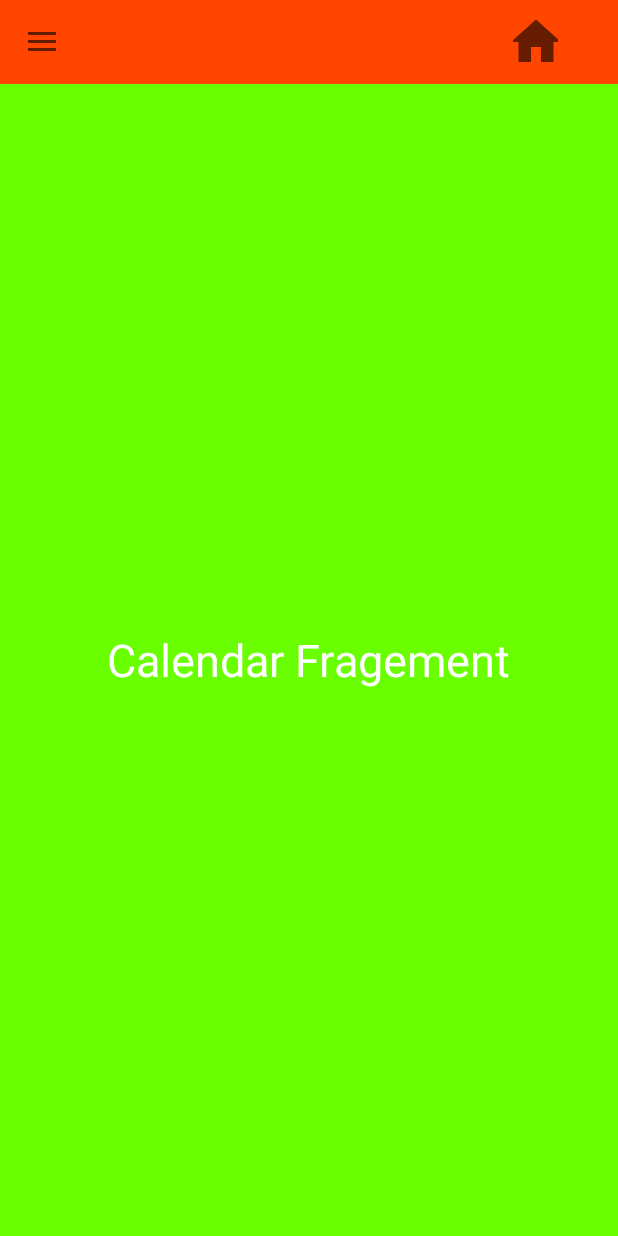
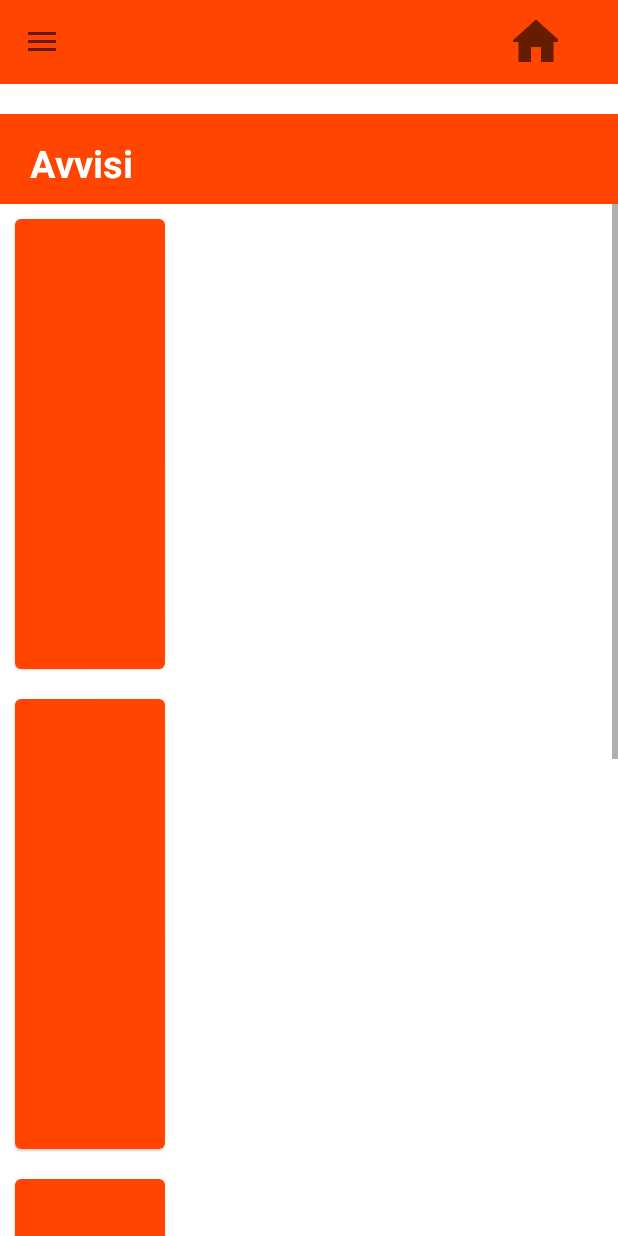
Before and after one commit to santealtamura97/SportinCenterApp, an Android app: the screen it shows after launch (MainActivity), in the side drawer, after a tap on "Avvisi", on a phone screen of 412 x 824 dp. Run offline under Robolectric (Android 15) with nearby library versions, the phone set to English and light mode, and no system bars.

Commit message:
FAQ and advertisment commit

```diff
--- /dev/null
+++ b/app/src/main/java/com/example/sportincenterapp/Advertisment.kt
@@ -0,0 +1,18 @@
+package com.example.sportincenterapp
+
+import android.os.Bundle
+import androidx.fragment.app.Fragment
+import android.view.LayoutInflater
+import android.view.View
+import android.view.ViewGroup
+
+class Advertisment : Fragment() {
+
+    override fun onCreateView(
+        inflater: LayoutInflater, container: ViewGroup?,
+        savedInstanceState: Bundle?
+    ): View? {
+        // Inflate the layout for this fragment
+        return inflater.inflate(R.layout.fragment_advertisment, container, false)
+    }
+}
--- a/app/src/main/java/com/example/sportincenterapp/MainActivity.kt
+++ b/app/src/main/java/com/example/sportincenterapp/MainActivity.kt
@@ -3,6 +3,7 @@ package com.example.sportincenterapp
 
 
 import android.content.Intent
+import android.graphics.Paint
 import android.os.Bundle
 import android.view.LayoutInflater
 import android.view.MenuItem
@@ -75,8 +76,12 @@ class MainActivity : AppCompatActivity(), NavigationView.OnNavigationItemSelecte
                 .replace(R.id.Fragment_container, CalendarFragment()).commit()
             R.id.profile -> supportFragmentManager.beginTransaction()
                 .replace(R.id.Fragment_container, UserPage()).commit()
+            R.id.news -> supportFragmentManager.beginTransaction()
+                .replace(R.id.Fragment_container, Advertisment ()).commit()
             R.id.settings -> supportFragmentManager.beginTransaction()
                     .replace(R.id.Fragment_container, Settings()).commit()
+            R.id.help -> supportFragmentManager.beginTransaction()
+                .replace(R.id.Fragment_container, Faq()).commit()
             R.id.contacts -> supportFragmentManager.beginTransaction()
                 .replace(R.id.Fragment_container, Concacts()).commit()
             }
--- a/app/src/main/java/com/example/sportincenterapp/UserPage.kt
+++ b/app/src/main/java/com/example/sportincenterapp/UserPage.kt
@@ -1,5 +1,7 @@
 package com.example.sportincenterapp
 
+import android.content.res.Resources
+import android.graphics.Color
 import android.os.Bundle
 import android.text.Editable
 import android.text.TextWatcher
@@ -40,6 +42,9 @@ class UserPage : Fragment() {
         val radioButton_2 = v.findViewById<RadioButton>(R.id.radioButton_2)
         val weight_um = v.findViewById<TextView>(R.id.weight_um)
         val tall_um = v.findViewById<TextView>(R.id.tall_um)
+
+
+
 
         //Communicator passData example (not already used)
         communicator = activity as Communicator
--- /dev/null
+++ b/app/src/main/res/layout/fragment_advertisment.xml
@@ -0,0 +1,100 @@
+<?xml version="1.0" encoding="utf-8"?>
+<FrameLayout xmlns:android="http://schemas.android.com/apk/res/android"
+    xmlns:tools="http://schemas.android.com/tools"
+    android:layout_width="match_parent"
+    android:layout_height="match_parent"
+    tools:context=".Settings"
+    android:background="@color/white">
+
+    <LinearLayout
+        android:layout_width="match_parent"
+        android:layout_height="match_parent"
+        android:orientation="vertical">
+
+        <LinearLayout
+            android:layout_width="match_parent"
+            android:layout_height="60dp"
+            android:layout_marginTop="20dp"
+            android:background="@color/primary_color">
+
+            <TextView
+                android:layout_width="200dp"
+                android:layout_height="match_parent"
+                android:layout_marginLeft="20dp"
+                android:layout_marginTop="15dp"
+                android:text="@string/advertisment_title"
+                android:textColor="@color/white"
+                android:textStyle="bold"
+                android:textSize="25dp">
+            </TextView>
+
+        </LinearLayout>
+
+        <ScrollView
+            android:layout_width="match_parent"
+            android:layout_height="match_parent"
+            android:fillViewport="true">
+
+            <LinearLayout
+                android:layout_width="match_parent"
+                android:layout_height="match_parent"
+                android:orientation="vertical">
+
+                <com.google.android.material.card.MaterialCardView
+                    android:layout_width="100dp"
+                    android:layout_height="300dp"
+                    android:layout_margin="10dp">
+
+                    <LinearLayout
+                        android:layout_width="match_parent"
+                        android:layout_height="match_parent"
+                        android:background="@color/primary_color">
+
+                    </LinearLayout>
+                </com.google.android.material.card.MaterialCardView>
+
+                <com.google.android.material.card.MaterialCardView
+                    android:layout_width="100dp"
+                    android:layout_height="300dp"
+                    android:layout_margin="10dp">
+
+                    <LinearLayout
+                        android:layout_width="match_parent"
+                        android:layout_height="match_parent"
+                        android:background="@color/primary_color">
+
+                    </LinearLayout>
+                </com.google.android.material.card.MaterialCardView>
+
+                <com.google.android.material.card.MaterialCardView
+                    android:layout_width="100dp"
+                    android:layout_height="300dp"
+                    android:layout_margin="10dp">
+
+                    <LinearLayout
+                        android:layout_width="match_parent"
+                        android:layout_height="match_parent"
+                        android:background="@color/primary_color">
+
+                    </LinearLayout>
+                </com.google.android.material.card.MaterialCardView>
+
+                <com.google.android.material.card.MaterialCardView
+                    android:layout_width="100dp"
+                    android:layout_height="300dp"
+                    android:layout_margin="10dp">
+
+                    <LinearLayout
+                        android:layout_width="match_parent"
+                        android:layout_height="match_parent"
+                        android:background="@color/black">
+
+                    </LinearLayout>
+                </com.google.android.material.card.MaterialCardView>
+
+            </LinearLayout>
+
+        </ScrollView>
+    </LinearLayout>
+
+</FrameLayout>
--- a/app/src/main/res/values/colors.xml
+++ b/app/src/main/res/values/colors.xml
@@ -1,5 +1,6 @@
 <?xml version="1.0" encoding="utf-8"?>
-<resources>
+<resources xmlns:tools="http://schemas.android.com/tools"
+    tools:override="true">
     <color name="purple_200">#FFBB86FC</color>
     <color name="purple_500">#FF6200EE</color>
     <color name="purple_700">#FF3700B3</color>
```
Also changed, not shown: app/src/main/java/com/example/sportincenterapp/Faq.kt (added, +18 -0 lines), app/src/main/res/layout/fragment_faq.xml (added, +100 -0 lines), app/src/main/res/values-night/themes.xml (deleted, +0 -16 lines), app/src/main/res/values/strings.xml (+9 -0 lines).
